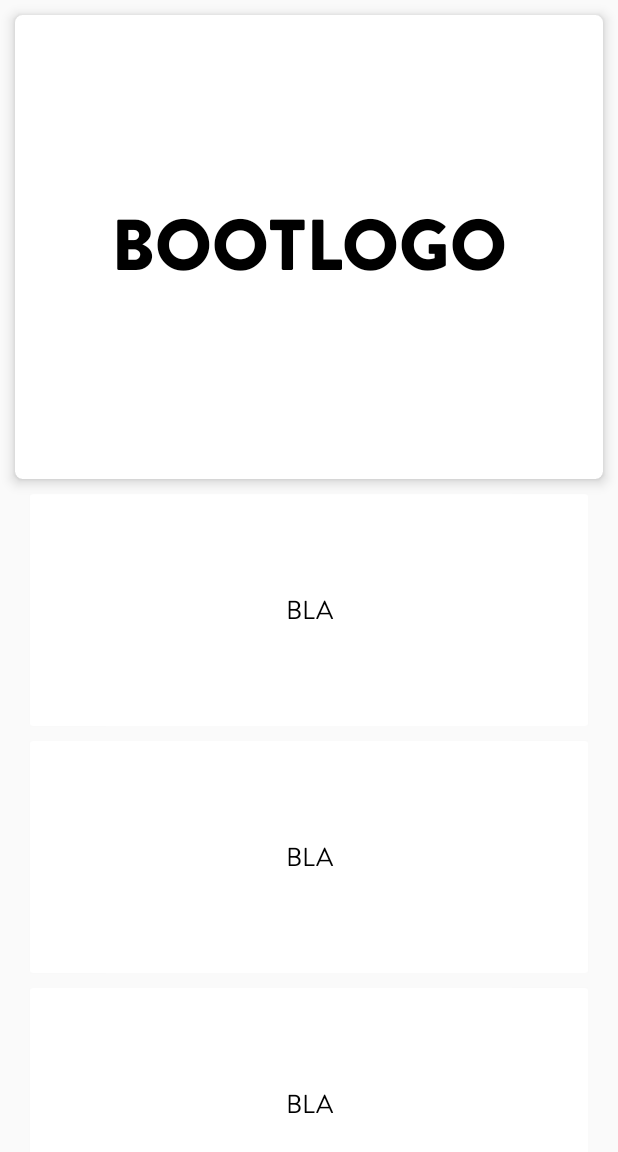
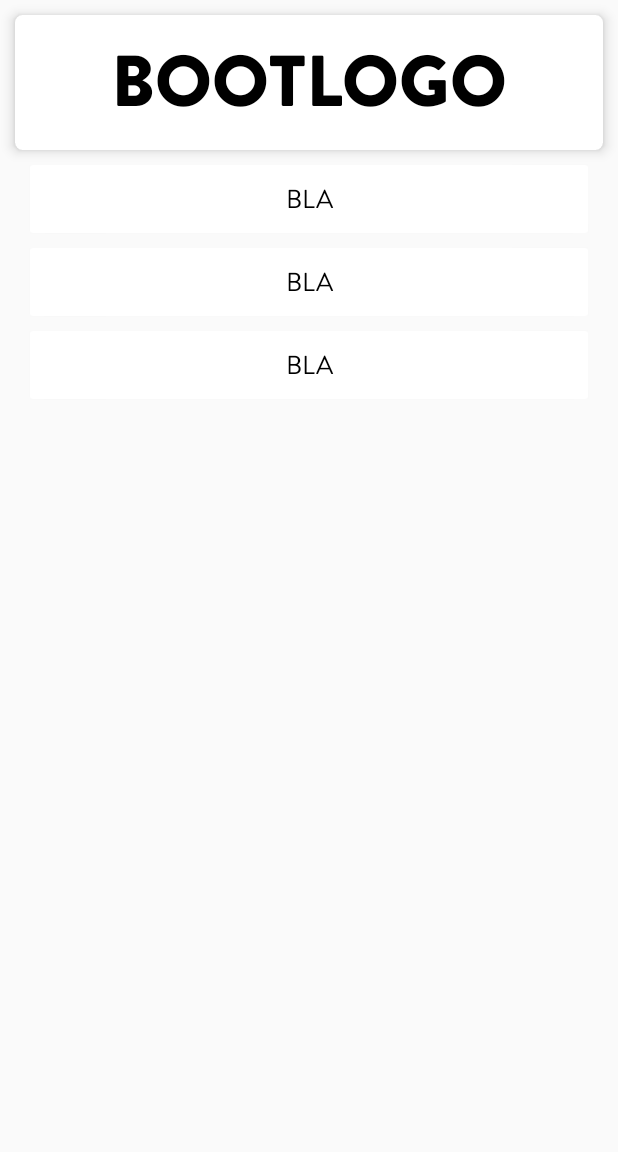
Before and after one commit to harsha20599/LeBox, an Android app: the Bootlogo screen opened directly, with no data from a screen before it, on a phone screen of 412 x 824 dp. Shown: the top 1152 px of the screen. Run offline under Robolectric (Android 15) with nearby library versions, the phone set to English and light mode, and no system bars.

Commit message:
Splash image FIx and Colored Main Tabs

```diff
--- a/app/src/main/java/com/nitwit/idiot/lebox/Bootlogo.java
+++ b/app/src/main/java/com/nitwit/idiot/lebox/Bootlogo.java
@@ -1,12 +1,18 @@
 package com.nitwit.idiot.lebox;
 
+import android.graphics.Color;
 import android.graphics.Typeface;
 import android.support.v7.app.AppCompatActivity;
 import android.os.Bundle;
+import android.support.v7.widget.CardView;
+import android.view.View;
 import android.widget.TextView;
+
+import java.util.Random;
 
 public class Bootlogo extends AppCompatActivity {
 
+    CardView card;
     TextView titletxt, txt1, txt2, txt3;
 
     @Override
@@ -14,6 +20,7 @@ public class Bootlogo extends AppCompatActivity {
         super.onCreate(savedInstanceState);
         setContentView(R.layout.activity_bootlogo);
 
+        card = (CardView)findViewById(R.id.card0);
         titletxt = (TextView)findViewById(R.id.text0);
         txt1 = (TextView)findViewById(R.id.text1);
         txt2 = (TextView)findViewById(R.id.text2);
@@ -27,4 +34,10 @@ public class Bootlogo extends AppCompatActivity {
         txt2.setTypeface(BrandonGrotesque);
         txt3.setTypeface(BrandonGrotesque);
     }
+
+    public void Color(View a) {
+        Random rnd = new Random();
+        card.setBackgroundColor(Color.argb(255, rnd.nextInt(256), rnd.nextInt(256), rnd.nextInt(256)));
+    }
+
 }
--- a/app/src/main/res/drawable/splash.xml
+++ b/app/src/main/res/drawable/splash.xml
@@ -7,7 +7,7 @@
     <item>
         <bitmap
             android:gravity="center"
-            android:src="@drawable/lebox_logo"/>
+            android:src="@drawable/lebox_logo" />
     </item>
 
 </layer-list>
--- a/app/src/main/res/layout/activity_bootlogo.xml
+++ b/app/src/main/res/layout/activity_bootlogo.xml
@@ -5,13 +5,13 @@
     android:layout_width="match_parent"
     android:layout_height="match_parent"
     tools:context="com.nitwit.idiot.lebox.Bootlogo">
+
     <LinearLayout
         android:orientation="vertical"
         android:layout_width="match_parent"
         android:layout_height="wrap_content"
-        android:layout_centerHorizontal="true"
-        android:layout_alignParentBottom="true"
-        android:layout_alignParentTop="true">
+        android:layout_alignParentTop="true"
+        android:layout_alignParentStart="true">
 
         <android.support.v7.widget.CardView
             xmlns:card_view="http://schemas.android.com/apk/res-auto"
```
Also changed, not shown: app/src/main/java/com/nitwit/idiot/lebox/Bootanim.java (+11 -1 lines), app/src/main/java/com/nitwit/idiot/lebox/Gapps.java (+10 -2 lines), app/src/main/java/com/nitwit/idiot/lebox/Recovery.java (+11 -0 lines), app/src/main/java/com/nitwit/idiot/lebox/Rom.java (+9 -0 lines), app/src/main/res/layout/activity_main.xml (+14 -5 lines), app/src/main/res/drawable-v21/lebox_logo.png, app/src/main/res/drawable-v21/titlecardbg.png (added), 1 other file.
